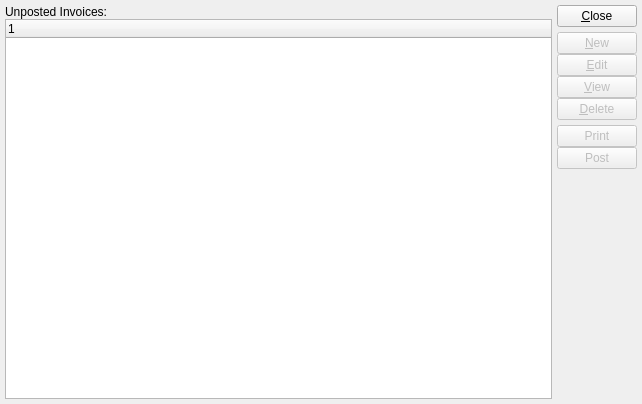
Qt form xtuple/branches/from2_3_0/guiclient/unpostedInvoices.ui (WooodHead/xtuple) before a commit.
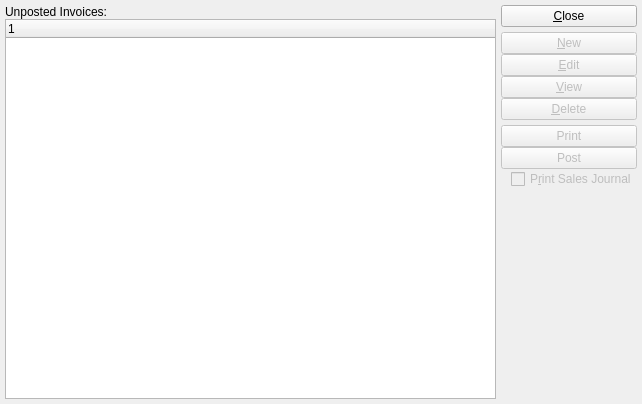
The same form after that commit. Custom widgets are drawn as their Qt base class.

Commit message: fr 6217 - print sales journal after posting invoices from Unposted Invoices window

Diff of the .ui file:
```diff
--- a/xtuple/branches/from2_3_0/guiclient/unpostedInvoices.ui
+++ b/xtuple/branches/from2_3_0/guiclient/unpostedInvoices.ui
@@ -22,9 +22,6 @@
     </property>
     <item>
      <layout class="QVBoxLayout" >
-      <property name="margin" >
-       <number>0</number>
-      </property>
       <property name="spacing" >
        <number>0</number>
       </property>
@@ -49,9 +46,6 @@
     </item>
     <item>
      <layout class="QVBoxLayout" >
-      <property name="margin" >
-       <number>0</number>
-      </property>
       <property name="spacing" >
        <number>5</number>
       </property>
@@ -64,9 +58,6 @@
       </item>
       <item>
        <layout class="QVBoxLayout" >
-        <property name="margin" >
-         <number>0</number>
-        </property>
         <property name="spacing" >
          <number>0</number>
         </property>
@@ -117,9 +108,6 @@
       </item>
       <item>
        <layout class="QVBoxLayout" >
-        <property name="margin" >
-         <number>0</number>
-        </property>
         <property name="spacing" >
          <number>0</number>
         </property>
@@ -143,6 +131,42 @@
           </property>
          </widget>
         </item>
+        <item>
+         <layout class="QHBoxLayout" >
+          <property name="topMargin" >
+           <number>0</number>
+          </property>
+          <property name="bottomMargin" >
+           <number>0</number>
+          </property>
+          <item>
+           <spacer>
+            <property name="orientation" >
+             <enum>Qt::Horizontal</enum>
+            </property>
+            <property name="sizeType" >
+             <enum>QSizePolicy::Fixed</enum>
+            </property>
+            <property name="sizeHint" >
+             <size>
+              <width>10</width>
+              <height>20</height>
+             </size>
+            </property>
+           </spacer>
+          </item>
+          <item>
+           <widget class="XCheckBox" name="_printJournal" >
+            <property name="enabled" >
+             <bool>false</bool>
+            </property>
+            <property name="text" >
+             <string>P&amp;rint Sales Journal</string>
+            </property>
+           </widget>
+          </item>
+         </layout>
+        </item>
        </layout>
       </item>
       <item>
@@ -169,6 +193,11 @@
  <layoutdefault spacing="6" margin="11" />
  <pixmapfunction>qPixmapFromMimeSource</pixmapfunction>
  <customwidgets>
+  <customwidget>
+   <class>XCheckBox</class>
+   <extends>QCheckBox</extends>
+   <header>xcheckbox.h</header>
+  </customwidget>
   <customwidget>
    <class>XTreeWidget</class>
    <extends>QTreeWidget</extends>
```
Left out of the diff: 15 changed lines with no effect on the pictures. The commit also changes 2 other files.
